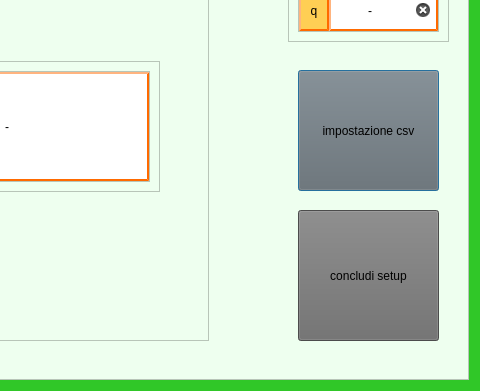
First picture: the form in Qt Creator/dialog_setup_euramet.ui, repository Mixer97/tesi_triennale, before the edit; both pictures show x 523 to 1003 and y 221 to 612 of the 1003 by 612 pixel window.
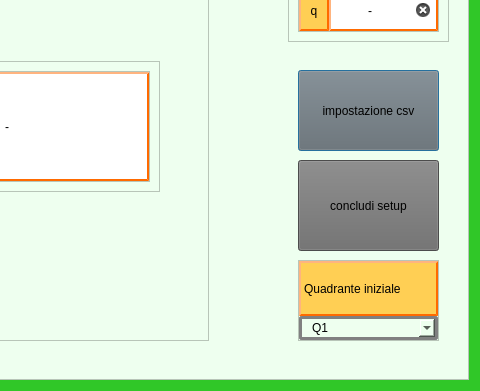
Second picture: the form after the edit.

Commit message: lavoro sulla logica per euramet

```diff
--- a/Qt Creator/dialog_setup_euramet.ui
+++ b/Qt Creator/dialog_setup_euramet.ui
@@ -567,7 +567,7 @@
         <x>810</x>
         <y>280</y>
         <width>141</width>
-        <height>121</height>
+        <height>81</height>
        </rect>
       </property>
       <property name="cursor">
@@ -596,9 +596,9 @@
       <property name="geometry">
        <rect>
         <x>810</x>
-        <y>420</y>
+        <y>370</y>
         <width>141</width>
-        <height>131</height>
+        <height>91</height>
        </rect>
       </property>
       <property name="cursor">
@@ -1802,6 +1802,101 @@
        </item>
       </layout>
      </widget>
+     <widget class="QFrame" name="frame_27">
+      <property name="geometry">
+       <rect>
+        <x>810</x>
+        <y>470</y>
+        <width>141</width>
+        <height>81</height>
+       </rect>
+      </property>
+      <property name="frameShape">
+       <enum>QFrame::StyledPanel</enum>
+      </property>
+      <property name="frameShadow">
+       <enum>QFrame::Raised</enum>
+      </property>
+      <layout class="QVBoxLayout" name="verticalLayout_7">
+       <property name="spacing">
+        <number>0</number>
+       </property>
+       <property name="leftMargin">
+        <number>0</number>
+       </property>
+       <property name="topMargin">
+        <number>0</number>
+       </property>
+       <property name="rightMargin">
+        <number>0</number>
+       </property>
+       <property name="bottomMargin">
+        <number>0</number>
+       </property>
+       <item>
+        <widget class="QLabel" name="label_quadrante_iniziale">
+         <property name="styleSheet">
+          <string notr="true">QLabel{
+	background-color:rgb(255, 207, 84); 
+	border-style: outset;
+    border-width: 2px;
+    border-color: rgb(255, 106, 0);
+	border-radius: 0px;
+	color: rgb(0,0,0);
+}
+</string>
+         </property>
+         <property name="text">
+          <string>Quadrante iniziale</string>
+         </property>
+        </widget>
+       </item>
+       <item>
+        <widget class="QComboBox" name="comboBox_quadrante">
+         <property name="styleSheet">
+          <string notr="true">QComboBox {
+    border: 3px solid gray;
+    border-radius: 3px;
+    padding: 1px 1px 1px 10px;
+    min-width: 6em;
+    color: rgb(0, 0, 0); /* Colore del testo del QComboBox */
+}
+
+QComboBox:!editable, QComboBox::drop-down:editable {
+    background: qlineargradient(x1: 0, y1: 0, x2: 0, y2: 1,
+                                stop: 0 #E1E1E1, stop: 0.4 #DDDDDD,
+                                stop: 0.5 #D8D8D8, stop: 1.0 #D3D3D3);
+}
+
+
+/* Stile della tendina del QComboBox */
+QComboBox QAbstractItemView {
+    background-color:	qlineargradient(x1: 0, y1: 0, x2: 0, y2: 1,
+                                stop: 0 #E1E1E1, stop: 0.4 #DDDDDD,
+                                stop: 0.5 #D8D8D8, stop: 1.0 #D3D3D3); ; /* Colore di sfondo della tendina */
+    selection-background-color: #3399FF; /* Colore di sfondo dell'elemento selezionato */
+    selection-color:rgb(106, 112, 113); /* Colore del testo dell'elemento selezionato */
+    border: 3px solid gray;
+    border-radius: 3px;
+    padding: 1px 18px 1px 3px;
+    min-width: 6em;
+    color: rgb(0, 0, 0); /* Colore del testo del QComboBox */
+}</string>
+         </property>
+         <item>
+          <property name="text">
+           <string>Q1</string>
+          </property>
+         </item>
+         <item>
+          <property name="text">
+           <string>Q3</string>
+          </property>
+         </item>
+        </widget>
+       </item>
+      </layout>
+     </widget>
     </widget>
    </item>
   </layout>
```
The commit also changes 15 other files.
